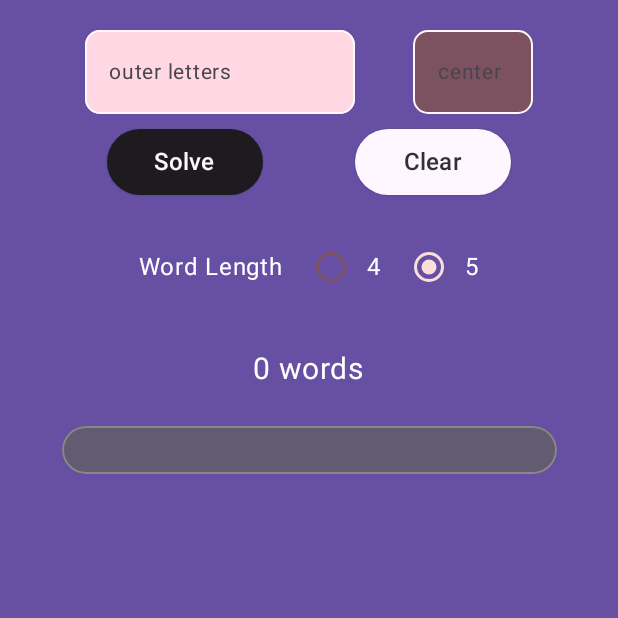
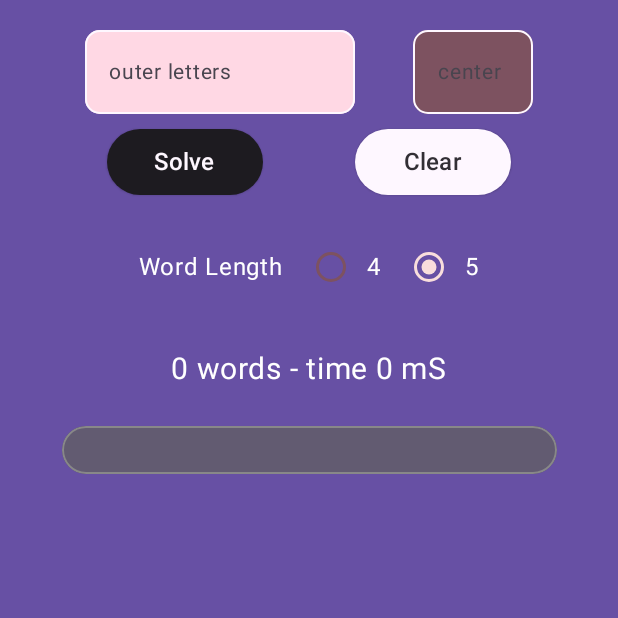
Before and after one commit to des-albert/SpellSeek, an Android app built with Jetpack Compose: the composable WordFind shown on its own in the app's theme, after a tap on "Solve", on a phone screen of 412 x 824 dp, the top half of it. Run offline under Robolectric (Android 15) with nearby library versions, the phone set to English and light mode, and no system bars; network calls fail; 2 statements that could not run were skipped.

Commit message:
add timer

```diff
--- a/app/src/main/java/org/db/spellseek/MainActivity.kt
+++ b/app/src/main/java/org/db/spellseek/MainActivity.kt
@@ -38,6 +38,7 @@ import androidx.compose.material3.TopAppBarDefaults
 import androidx.compose.runtime.Composable
 import androidx.compose.runtime.LaunchedEffect
 import androidx.compose.runtime.getValue
+import androidx.compose.runtime.mutableLongStateOf
 import androidx.compose.runtime.mutableStateOf
 import androidx.compose.runtime.remember
 import androidx.compose.runtime.setValue
@@ -58,6 +59,7 @@ import androidx.compose.ui.unit.sp
 import androidx.lifecycle.viewmodel.compose.viewModel
 import org.db.spellseek.ui.theme.SpellSeekTheme
 import org.db.spellseek.ui.theme.provider
+import kotlin.system.measureTimeMillis
 
 class MainActivity : ComponentActivity() {
     override fun onCreate(savedInstanceState: Bundle?) {
@@ -116,6 +118,7 @@ fun WordFind(
     var resultWords by remember { mutableStateOf(listOf<String>()) }
     var count by remember { mutableStateOf(listOf<Int>()) }
     var resultVisible by remember { mutableStateOf(false) }
+    var executionTime by remember { mutableLongStateOf(0L) }
 
     val wordLimit by wordFindModel.wordLimit
 
@@ -217,9 +220,10 @@ fun WordFind(
                     ),
                     onClick = {
                         resultVisible = true
-
-
-                        resultWords = wordFindModel.findWords(letters, center)
+                        val time = measureTimeMillis {
+                            resultWords = wordFindModel.findWords(letters, center)
+                        }
+                        executionTime = time
                         count = wordFindModel.wordCount()
                     }
                 ) {
@@ -289,7 +293,7 @@ fun WordFind(
                     verticalAlignment = Alignment.CenterVertically
                 ) {
                     Text(
-                        text = "${resultWords.size} words",
+                        text = "${resultWords.size} words - time $executionTime mS",
                         fontSize = 20.sp,
                         color = MaterialTheme.colorScheme.onTertiary, // Equivalent to Colors.orange
                         fontWeight = FontWeight.Normal
```
